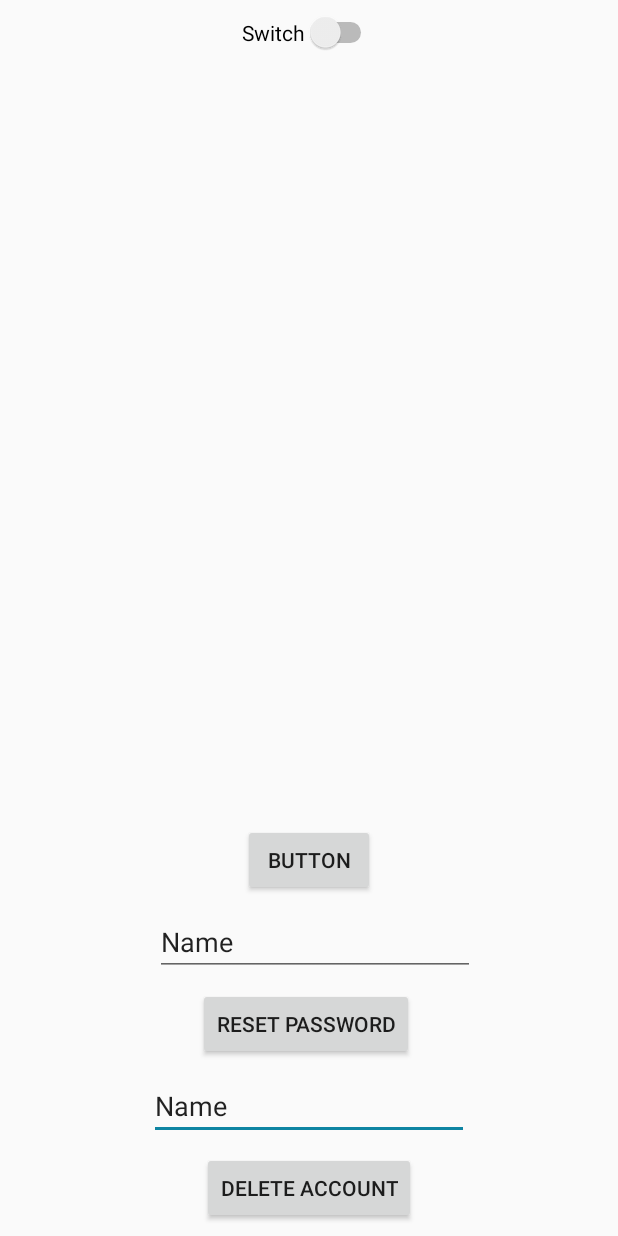
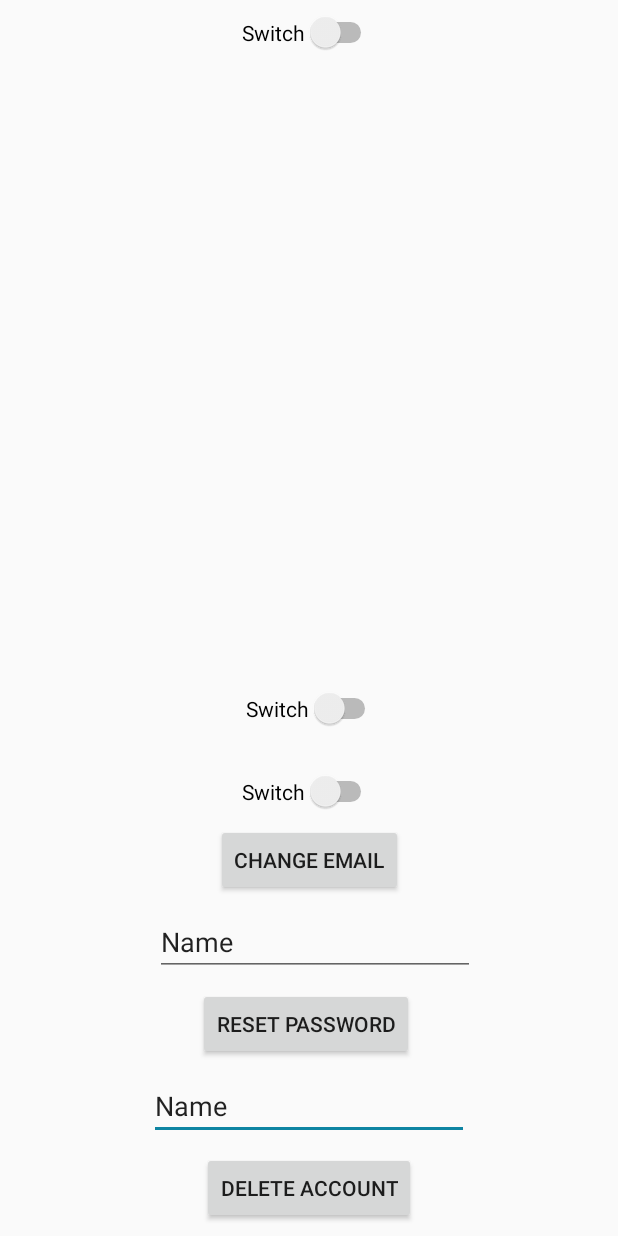
Before and after one commit to forklifters/WorkClout, an Android app: the layout activity_settings.xml on its own in the app's theme, with its tools: preview values and no code run, on a phone screen of 412 x 824 dp. Run offline under Robolectric (Android 15) with nearby library versions, the phone set to English and light mode, and no system bars.

Commit message:
profile done and settings iffy

```diff
--- a/app/src/main/AndroidManifest.xml
+++ b/app/src/main/AndroidManifest.xml
@@ -3,6 +3,7 @@
     package="com.example.workclout">
     <!-- To auto-complete the email text field in the login form with the user's emails -->
     <uses-permission android:name="android.permission.GET_ACCOUNTS" />
+    <uses-permission android:name="android.permission.CHANGE_WIFI_STATE" />
     <uses-permission android:name="android.permission.READ_PROFILE" />
     <uses-permission android:name="android.permission.READ_CONTACTS" />
 
--- a/app/src/main/res/layout/activity_settings.xml
+++ b/app/src/main/res/layout/activity_settings.xml
@@ -53,7 +53,7 @@
         android:layout_marginEnd="8dp"
         android:layout_marginBottom="8dp"
         android:ems="10"
-        android:inputType="textPersonName"
+        android:inputType="textEmailAddress"
         android:text="Name"
         app:layout_constraintBottom_toTopOf="@+id/ResetPassWordID"
         app:layout_constraintEnd_toEndOf="parent"
@@ -66,7 +66,7 @@
         android:layout_marginStart="8dp"
         android:layout_marginEnd="8dp"
         android:layout_marginBottom="8dp"
-        android:text="Button"
+        android:text="Change Email"
         app:layout_constraintBottom_toTopOf="@+id/resetEmailInfo"
         app:layout_constraintEnd_toEndOf="parent"
         app:layout_constraintStart_toStartOf="parent" />
@@ -83,4 +83,29 @@
         app:layout_constraintStart_toStartOf="parent"
         app:layout_constraintTop_toTopOf="parent" />
 
+    <Switch
+        android:id="@+id/wifi_ID"
+        android:layout_width="wrap_content"
+        android:layout_height="wrap_content"
+        android:layout_marginStart="164dp"
+        android:layout_marginEnd="8dp"
+        android:layout_marginBottom="28dp"
+        android:text="Switch"
+        app:layout_constraintBottom_toTopOf="@+id/notifications_ID"
+        app:layout_constraintEnd_toEndOf="parent"
+        app:layout_constraintHorizontal_bias="0.0"
+        app:layout_constraintStart_toStartOf="parent" />
+
+    <Switch
+        android:id="@+id/notifications_ID"
+        android:layout_width="wrap_content"
+        android:layout_height="wrap_content"
+        android:layout_marginStart="8dp"
+        android:layout_marginEnd="8dp"
+        android:layout_marginBottom="8dp"
+        android:text="Switch"
+        app:layout_constraintBottom_toTopOf="@+id/ResetEmailID"
+        app:layout_constraintEnd_toEndOf="parent"
+        app:layout_constraintStart_toStartOf="parent" />
+
 </android.support.constraint.ConstraintLayout>
```
Also changed, not shown: app/src/main/java/com/example/workclout/LoginActivity.java (+39 -17 lines), app/src/main/java/com/example/workclout/Registration.java (+14 -6 lines), app/src/main/java/com/example/workclout/Settings.java (+54 -11 lines), app/src/main/java/com/example/workclout/SetupProfile.java (+22 -12 lines), app/src/main/java/com/example/workclout/helperClass.java (added, +38 -0 lines), app/src/main/res/layout/activity_setup_profile.xml (+5 -5 lines), app/src/main/res/menu/drawermenu.xml (+5 -5 lines).
